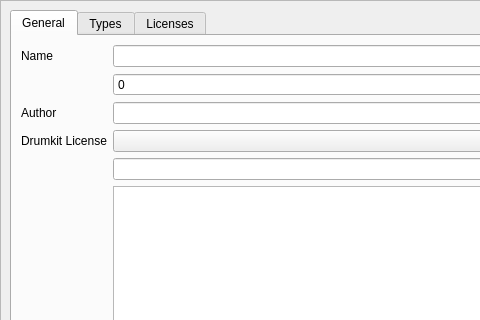
hydrogen-music/hydrogen, file src/gui/src/SoundLibrary/DrumkitPropertiesDialog_UI.ui: the form before one commit; both pictures show x 0 to 480 and y 0 to 320 of the 757 by 925 pixel window.
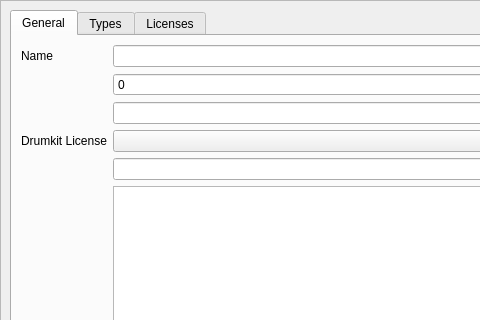
The form after the commit. Custom widgets are drawn as their Qt base class.

Commit message:
CommonStrings: commonize author and license labels
this way we can use existing translations for `PatternPropertiesDialog` as well as slightly reduce the number of required translations for new languages

What changed in the file:
```diff
--- a/src/gui/src/SoundLibrary/DrumkitPropertiesDialog_UI.ui
+++ b/src/gui/src/SoundLibrary/DrumkitPropertiesDialog_UI.ui
@@ -293,9 +293,6 @@
                <verstretch>0</verstretch>
               </sizepolicy>
              </property>
-             <property name="text">
-              <string>Author</string>
-             </property>
             </widget>
            </item>
            <item row="8" column="0">
```
Left out of the diff: 2 changed lines with no effect on the pictures. The commit also changes 27 other files.
